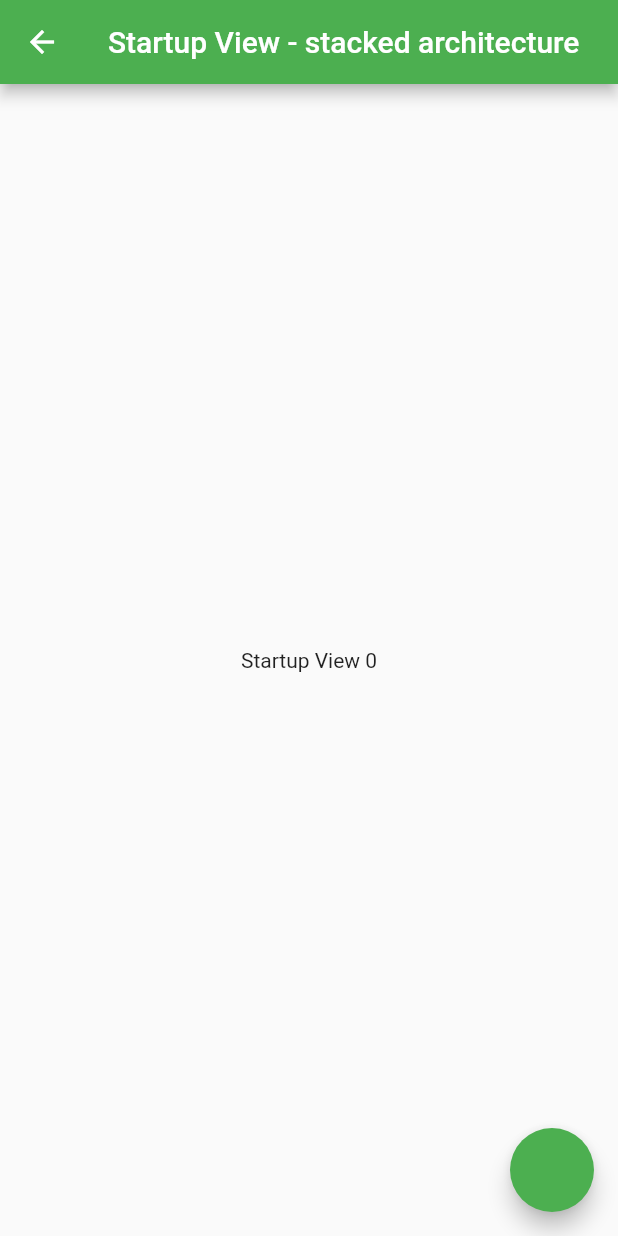
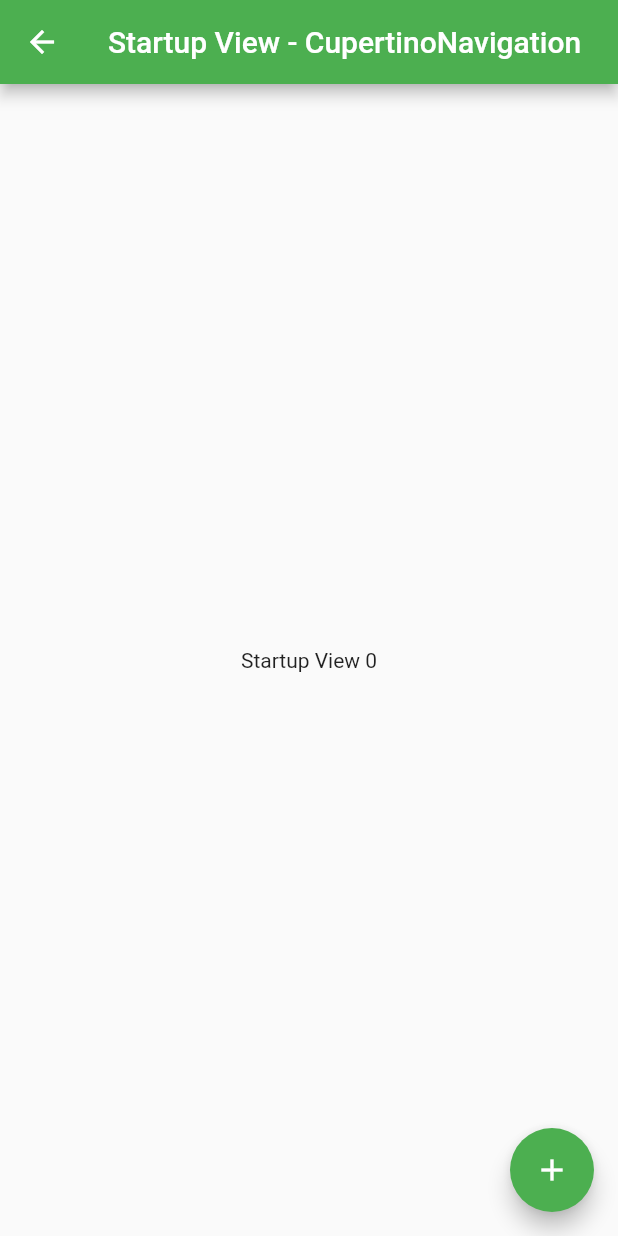
Before and after one commit to IbsanjU/flutter_stacked, a Flutter app: the StartupView screen opened by its route, on a phone screen of 412 x 824 dp. Run offline on Flutter 3.47's test engine with Material 2 defaults, Android fonts, the phone set to English and light mode, and no system bars; our stand-ins replace stacked, stacked_services.

Commit message:
ui changes

```diff
--- a/lib/ui/views/startup/startup_view.dart
+++ b/lib/ui/views/startup/startup_view.dart
@@ -10,12 +10,13 @@ class StartupView extends StatelessWidget {
     return ViewModelBuilder<StartupViewModel>.reactive(
       builder: (context, model, child) => Scaffold(
         appBar: AppBar(
-          title: Text(model.title + ' - stacked architecture'),
+          title: Text(model.title + ' - CupertinoNavigation'),
         ),
         body: Center(
           child: Text(model.title + ' ${model.counter}'),
         ),
         floatingActionButton: FloatingActionButton(
+          child: Icon(Icons.add),
           onPressed: model.updateCounter,
         ),
       ),
--- a/lib/ui/views/startup/startup_view_model.dart
+++ b/lib/ui/views/startup/startup_view_model.dart
@@ -1,5 +1,3 @@
-import 'dart:developer';
-
 import 'package:stacked/stacked.dart';
 
 class StartupViewModel extends BaseViewModel {
```
